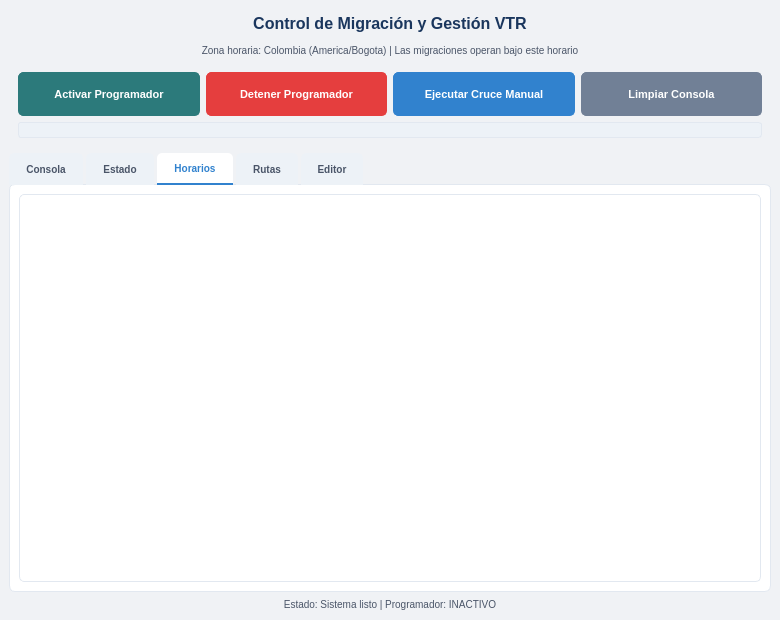
Daniel-Diaz16/Automatizacion-Migracion, file interfaz.ui: the form before one commit.
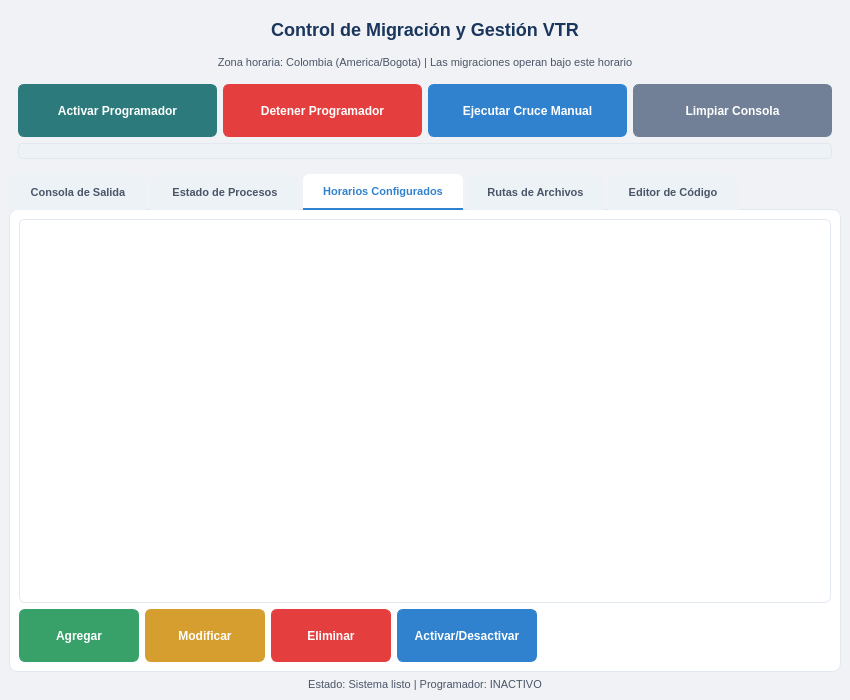
The form after the commit. The open tabs and pages were chosen to show the change.

Diff of the .ui file:
```diff
--- a/interfaz.ui
+++ b/interfaz.ui
@@ -6,8 +6,8 @@
    <rect>
     <x>0</x>
     <y>0</y>
-    <width>780</width>
-    <height>620</height>
+    <width>850</width>
+    <height>700</height>
    </rect>
   </property>
   <property name="windowTitle">
@@ -20,25 +20,25 @@
     }
     QLabel#lbl_title {
         color: #1a365d;
-        font-size: 16px;
+        font-size: 18px;
         font-weight: bold;
-        padding: 5px;
+        padding: 10px;
         font-family: 'Segoe UI', Arial, sans-serif;
     }
     QLabel#lbl_zona, QLabel#lbl_estado {
         color: #4a5568;
-        font-size: 10px;
+        font-size: 11px;
         font-family: 'Segoe UI', Arial, sans-serif;
     }
     QPushButton {
         background-color: #ffffff;
         border: 1px solid #cbd5e0;
-        border-radius: 5px;
+        border-radius: 6px;
         color: #2d3748;
-        font-size: 11px;
+        font-size: 12px;
         font-weight: 500;
-        padding: 6px 12px;
-        min-height: 30px;
+        padding: 8px 15px;
+        min-height: 35px;
         font-family: 'Segoe UI', Arial, sans-serif;
     }
     QPushButton:hover {
@@ -120,26 +120,49 @@
         background-color: #2c5282;
         border-color: #2c5282;
     }
-    QPushButton#btn_explorar_ruta {
-        background-color: #805ad5;
-        border-color: #805ad5;
+    QPushButton#btn_agregar_horario {
+        background-color: #38a169;
+        border-color: #38a169;
         color: #ffffff;
-        font-size: 14px;
-        padding: 0px 10px;
-        min-width: 35px;
-        min-height: 30px;
     }
-    QPushButton#btn_explorar_ruta:hover {
-        background-color: #6b46c1;
-        border-color: #6b46c1;
+    QPushButton#btn_agregar_horario:hover {
+        background-color: #2f855a;
+        border-color: #2f855a;
+    }
+    QPushButton#btn_modificar_horario {
+        background-color: #d69e2e;
+        border-color: #d69e2e;
+        color: #ffffff;
+    }
+    QPushButton#btn_modificar_horario:hover {
+        background-color: #b7791f;
+        border-color: #b7791f;
+    }
+    QPushButton#btn_eliminar_horario {
+        background-color: #e53e3e;
+        border-color: #e53e3e;
+        color: #ffffff;
+    }
+    QPushButton#btn_eliminar_horario:hover {
+        background-color: #c53030;
+        border-color: #c53030;
+    }
+    QPushButton#btn_activar_horario {
+        background-color: #3182ce;
+        border-color: #3182ce;
+        color: #ffffff;
+    }
+    QPushButton#btn_activar_horario:hover {
+        background-color: #2c5282;
+        border-color: #2c5282;
     }
     QGroupBox {
         color: #2d3748;
         font-weight: 600;
         border: 1px solid #e2e8f0;
-        border-radius: 6px;
-        margin-top: 8px;
-        padding-top: 8px;
+        border-radius: 8px;
+        margin-top: 10px;
+        padding-top: 10px;
         background-color: #ffffff;
     }
     QGroupBox::title {
@@ -152,19 +175,19 @@
         background-color: #1a202c;
         color: #a0f0e8;
         border: 1px solid #2d3748;
-        border-radius: 5px;
+        border-radius: 6px;
         font-family: 'Consolas', 'Monaco', monospace;
-        font-size: 9px;
+        font-size: 10px;
         selection-background-color: #3182ce;
     }
     QTableWidget {
         background-color: #ffffff;
         color: #2d3748;
         border: 1px solid #e2e8f0;
-        border-radius: 5px;
+        border-radius: 6px;
         gridline-color: #edf2f7;
         font-family: 'Segoe UI', Arial, sans-serif;
-        font-size: 10px;
+        font-size: 11px;
     }
     QTableWidget::item:selected {
         background-color: #bee3f8;
@@ -174,39 +197,39 @@
         background-color: #f7fafc;
         color: #2d3748;
         font-weight: 600;
-        padding: 5px;
+        padding: 8px;
         border: none;
         border-bottom: 2px solid #e2e8f0;
         font-family: 'Segoe UI', Arial, sans-serif;
-        font-size: 10px;
+        font-size: 11px;
     }
     QProgressBar {
         border: 1px solid #e2e8f0;
-        border-radius: 3px;
+        border-radius: 4px;
         text-align: center;
         color: #2d3748;
         background-color: #edf2f7;
-        height: 5px;
+        height: 6px;
     }
     QProgressBar::chunk {
         background-color: #3182ce;
-        border-radius: 2px;
+        border-radius: 3px;
     }
     QTabWidget::pane {
         border: 1px solid #e2e8f0;
-        border-radius: 6px;
+        border-radius: 8px;
         background-color: #ffffff;
         top: -1px;
     }
     QTabBar::tab {
         background-color: #edf2f7;
         color: #4a5568;
-        padding: 8px 15px;
-        margin-right: 3px;
-        border-top-left-radius: 5px;
-        border-top-right-radius: 5px;
+        padding: 10px 20px;
+        margin-right: 4px;
+        border-top-left-radius: 6px;
+        border-top-right-radius: 6px;
         font-family: 'Segoe UI', Arial, sans-serif;
-        font-size: 10px;
+        font-size: 11px;
         font-weight: 500;
     }
     QTabBar::tab:selected {
@@ -220,13 +243,13 @@
     }
     QScrollBar:vertical {
         background-color: #f7fafc;
-        width: 8px;
-        border-radius: 4px;
+        width: 10px;
+        border-radius: 5px;
     }
     QScrollBar::handle:vertical {
         background-color: #cbd5e0;
-        border-radius: 4px;
-        min-height: 15px;
+        border-radius: 5px;
+        min-height: 20px;
     }
     QScrollBar::handle:vertical:hover {
         background-color: #a0aec0;
@@ -236,13 +259,13 @@
     }
     QScrollBar:horizontal {
         background-color: #f7fafc;
-        height: 8px;
-        border-radius: 4px;
+        height: 10px;
+        border-radius: 5px;
     }
     QScrollBar::handle:horizontal {
         background-color: #cbd5e0;
-        border-radius: 4px;
-        min-width: 15px;
+        border-radius: 5px;
+        min-width: 20px;
     }
     QScrollBar::handle:horizontal:hover {
         background-color: #a0aec0;
@@ -251,9 +274,9 @@
         background-color: #ffffff;
         border: 1px solid #e2e8f0;
         border-radius: 4px;
-        padding: 5px;
+        padding: 8px;
         font-family: 'Segoe UI', Arial, sans-serif;
-        font-size: 10px;
+        font-size: 11px;
         color: #2d3748;
     }
     QLineEdit:focus {
@@ -264,11 +287,11 @@
         background-color: #ffffff;
         border: 1px solid #e2e8f0;
         border-radius: 4px;
-        padding: 5px;
+        padding: 8px;
         font-family: 'Segoe UI', Arial, sans-serif;
-        font-size: 10px;
+        font-size: 11px;
         color: #2d3748;
-        min-height: 28px;
+        min-height: 35px;
     }
     QComboBox:focus {
         border-color: #3182ce;
@@ -278,10 +301,10 @@
     }
     QComboBox::down-arrow {
         image: none;
-        border-left: 4px solid transparent;
-        border-right: 4px solid transparent;
-        border-top: 4px solid #4a5568;
-        margin-right: 6px;
+        border-left: 5px solid transparent;
+        border-right: 5px solid transparent;
+        border-top: 5px solid #4a5568;
+        margin-right: 8px;
     }
    </string>
   </property>
@@ -320,8 +343,8 @@
         <widget class="QPushButton" name="btn_iniciar_reloj">
          <property name="minimumSize">
           <size>
-           <width>130</width>
-           <height>35</height>
+           <width>150</width>
+           <height>40</height>
           </size>
          </property>
          <property name="text">
@@ -336,8 +359,8 @@
         <widget class="QPushButton" name="btn_detener_programador">
          <property name="minimumSize">
           <size>
-           <width>130</width>
-           <height>35</height>
+           <width>150</width>
+           <height>40</height>
           </size>
          </property>
          <property name="enabled">
@@ -355,8 +378,8 @@
         <widget class="QPushButton" name="btn_ejecutar_manual">
          <property name="minimumSize">
           <size>
-           <width>130</width>
-           <height>35</height>
+           <width>150</width>
+           <height>40</height>
           </size>
          </property>
          <property name="text">
@@ -371,8 +394,8 @@
         <widget class="QPushButton" name="btn_limpiar_consola">
          <property name="minimumSize">
           <size>
-           <width>110</width>
-           <height>35</height>
+           <width>130</width>
+           <height>40</height>
           </size>
          </property>
          <property name="text">
@@ -401,12 +424,11 @@
       <property name="currentIndex">
        <number>0</number>
       </property>
-      <property name="tabPosition">
-       <enum>QTabWidget::North</enum>
-      </property>
+      
+      <!-- Pestaña 1: Consola de Salida -->
       <widget class="QWidget" name="tab_consola">
        <attribute name="title">
-        <string>Consola</string>
+        <string>Consola de Salida</string>
        </attribute>
        <layout class="QVBoxLayout" name="verticalLayout_2">
         <item>
@@ -420,7 +442,7 @@
       </widget>
       <widget class="QWidget" name="tab_estado">
        <attribute name="title">
-        <string>Estado</string>
+        <string>Estado de Procesos</string>
        </attribute>
        <layout class="QVBoxLayout" name="verticalLayout_3">
         <item>
@@ -440,7 +462,7 @@
       </widget>
       <widget class="QWidget" name="tab_horarios">
        <attribute name="title">
-        <string>Horarios</string>
+        <string>Horarios Configurados</string>
        </attribute>
        <layout class="QVBoxLayout" name="verticalLayout_4">
         <item>
@@ -456,11 +478,92 @@
           </attribute>
          </widget>
         </item>
+        <item>
+         <layout class="QHBoxLayout" name="layout_botones_horarios">
+          <item>
+           <widget class="QPushButton" name="btn_agregar_horario">
+            <property name="minimumSize">
+             <size>
+              <width>120</width>
+              <height>35</height>
+             </size>
+            </property>
+            <property name="text">
+             <string>Agregar</string>
+            </property>
+            <property name="toolTip">
+             <string>Agrega un nuevo horario de ejecución</string>
+            </property>
+           </widget>
+          </item>
+          <item>
+           <widget class="QPushButton" name="btn_modificar_horario">
+            <property name="minimumSize">
+             <size>
+              <width>120</width>
+              <height>35</height>
+             </size>
+            </property>
+            <property name="text">
+             <string>Modificar</string>
+            </property>
+            <property name="toolTip">
+             <string>Modifica el horario seleccionado</string>
+            </property>
+           </widget>
+          </item>
+          <item>
+           <widget class="QPushButton" name="btn_eliminar_horario">
+            <property name="minimumSize">
+             <size>
+              <width>120</width>
+              <height>35</height>
+             </size>
+            </property>
+            <property name="text">
+             <string>Eliminar</string>
+            </property>
+            <property name="toolTip">
+             <string>Elimina el horario seleccionado</string>
+            </property>
+           </widget>
+          </item>
+          <item>
+           <widget class="QPushButton" name="btn_activar_horario">
+            <property name="minimumSize">
+             <size>
+              <width>140</width>
+              <height>35</height>
+             </size>
+            </property>
+            <property name="text">
+             <string>Activar/Desactivar</string>
+            </property>
+            <property name="toolTip">
+             <string>Activa o desactiva el horario seleccionado sin eliminarlo</string>
+            </property>
+           </widget>
+          </item>
+          <item>
+           <spacer name="horizontalSpacer_horarios">
+            <property name="orientation">
+             <enum>Qt::Horizontal</enum>
+            </property>
+            <property name="sizeHint" stdset="0">
+             <size>
+              <width>40</width>
+              <height>20</height>
+             </size>
+            </property>
+           </spacer>
+          </item>
+         </layout>
+        </item>
        </layout>
       </widget>
       <widget class="QWidget" name="tab_rutas">
        <attribute name="title">
-        <string>Rutas</string>
+        <string>Rutas de Archivos</string>
        </attribute>
        <layout class="QVBoxLayout" name="verticalLayout_5">
         <item>
@@ -558,7 +661,7 @@
       </widget>
       <widget class="QWidget" name="tab_editor">
        <attribute name="title">
-        <string>Editor</string>
+        <string>Editor de Código</string>
        </attribute>
        <layout class="QVBoxLayout" name="verticalLayout_6">
         <item>
```
Left out of the diff: 43 changed lines with no effect on the pictures.
